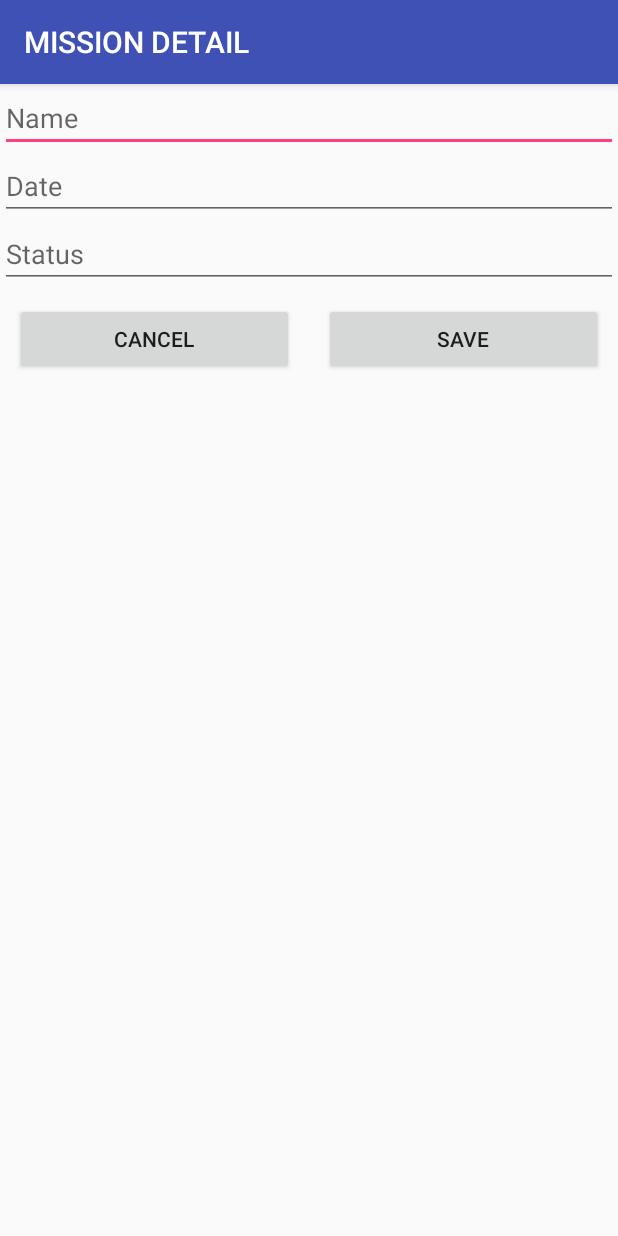
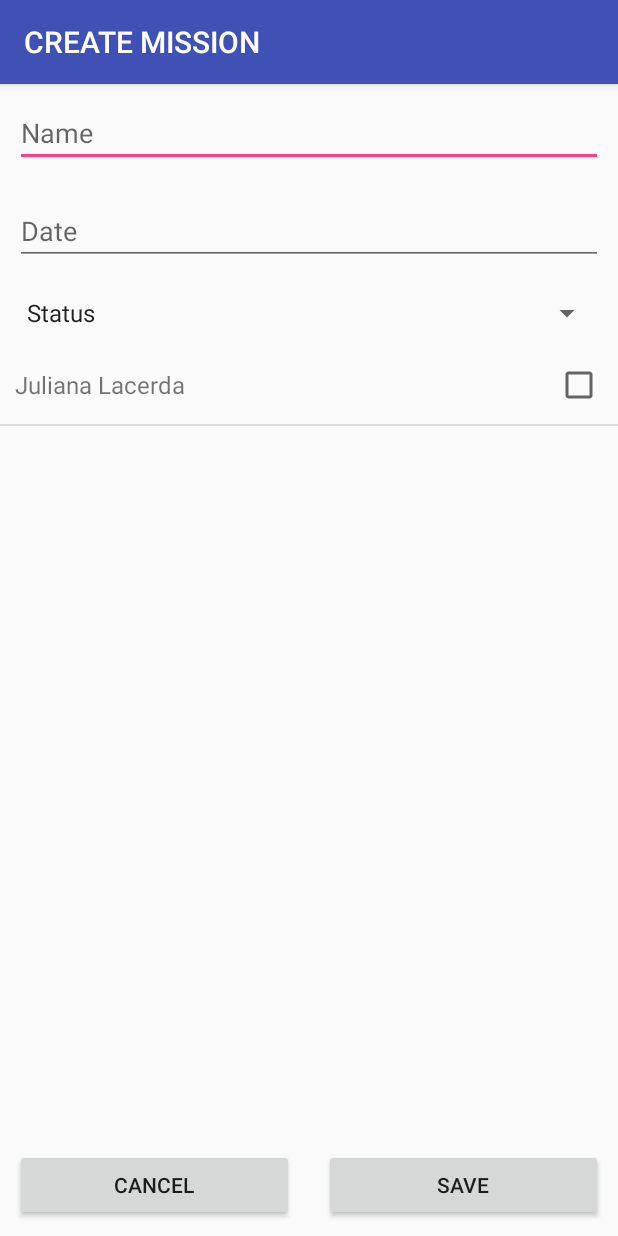
Before and after one commit to alfredofernandes/android-Agents, an Android app: the MissionFormActivity screen opened directly, with no data from a screen before it, on a phone screen of 412 x 824 dp. Run offline under Robolectric (Android 15) with nearby library versions, the phone set to English and light mode, and no system bars.

Commit message:
- implemented create mission and list in agent detail

```diff
--- a/Agents/app/src/main/AndroidManifest.xml
+++ b/Agents/app/src/main/AndroidManifest.xml
@@ -25,7 +25,6 @@
         <activity android:name=".activities.AgentDetailActivity" />
         <activity android:name=".activities.AgentHistoryActivity" />
         <activity android:name=".activities.CreateAgentActivity" />
-        <activity android:name=".activities.MissionListActivity" />
         <activity android:name=".activities.MissionFormActivity"></activity>
     </application>
 
--- a/Agents/app/src/main/java/com/example/alfredorfernandes/agents/activities/MissionFormActivity.java
+++ b/Agents/app/src/main/java/com/example/alfredorfernandes/agents/activities/MissionFormActivity.java
@@ -4,32 +4,52 @@ import android.content.Intent;
 import android.support.v7.app.AppCompatActivity;
 import android.os.Bundle;
 import android.view.View;
+import android.widget.ArrayAdapter;
 import android.widget.Button;
+import android.widget.ListView;
 import android.widget.Toast;
 
 import com.example.alfredorfernandes.agents.R;
+import com.example.alfredorfernandes.agents.adapter.AgentAdapter;
+import com.example.alfredorfernandes.agents.adapter.MissionAgentAdapter;
+import com.example.alfredorfernandes.agents.dao.AgentDAO;
+import com.example.alfredorfernandes.agents.dao.MissionAgentDAO;
 import com.example.alfredorfernandes.agents.dao.MissionDAO;
 import com.example.alfredorfernandes.agents.helper.MissionHelper;
+import com.example.alfredorfernandes.agents.model.Agent;
 import com.example.alfredorfernandes.agents.model.Mission;
+import com.example.alfredorfernandes.agents.model.MissionAgent;
+
+import java.util.List;
 
 public class MissionFormActivity extends AppCompatActivity {
 
     private MissionHelper helper;
+
+    private ListView agentsList;
+    private MissionAgentAdapter adapter;
 
     @Override
     protected void onCreate(Bundle savedInstanceState) {
         super.onCreate(savedInstanceState);
         setContentView(R.layout.activity_mission_form);
 
-        setTitle("MISSION DETAIL");
+        setTitle("CREATE MISSION");
 
         helper = new MissionHelper(this);
 
         Intent intent = getIntent();
         Mission mission = (Mission) intent.getSerializableExtra("mission");
 
-        if (mission != null) {
-            helper.fillForms(mission);
+        // Agent List
+        agentsList = (ListView) findViewById(R.id.form_mission_agents);
+
+        AgentDAO agentDAO = new AgentDAO();
+        final List<Agent> agents = agentDAO.dbList();
+
+        if (agents.size() > 0) {
+            adapter = new MissionAgentAdapter(this, agents);
+            agentsList.setAdapter(adapter);
         }
 
         // Cancel Button
@@ -46,12 +66,30 @@ public class MissionFormActivity extends AppCompatActivity {
         save.setOnClickListener(new View.OnClickListener() {
             @Override
             public void onClick(View v) {
-                Mission mission = helper.helperMission();
-                MissionDAO dao = new MissionDAO();
-                dao.dbInsert(mission);
-                Toast.makeText(MissionFormActivity.this, "Mission " + mission.getName() + " was saved!", Toast.LENGTH_SHORT).show();
-                finish();
+                saveMission();
             }
         });
     }
+
+    private void saveMission() {
+
+        Mission mission = helper.helperMission();
+        MissionDAO dao = new MissionDAO();
+        long idMission = dao.dbInsert(mission);
+
+        MissionAgentDAO missionAgent = new MissionAgentDAO();
+        List<Agent> agents = adapter.agentsSelected();
+
+        for (Agent agent:agents) {
+            MissionAgent missAgent = new MissionAgent();
+            missAgent.setMissionId(idMission);
+            missAgent.setAgentId(agent.getId());
+
+            missionAgent.dbInsert(missAgent);
+        }
+
+        Toast.makeText(MissionFormActivity.this, "Mission " + mission.getName() + " was saved!", Toast.LENGTH_SHORT).show();
+        finish();
+
+    }
 }
--- a/Agents/app/src/main/java/com/example/alfredorfernandes/agents/adapter/AgentAdapter.java
+++ b/Agents/app/src/main/java/com/example/alfredorfernandes/agents/adapter/AgentAdapter.java
@@ -31,21 +31,25 @@ public class AgentAdapter extends BaseAdapter implements Filterable {
         this.agents = agents;
         this.filterList = agents;
     }
+
     @Override
     public int getCount() {
 
         return agents.size();
     }
+
     @Override
     public Object getItem(int pos) {
 
         return agents.get(pos);
     }
+
     @Override
     public long getItemId(int pos) {
 
         return agents.indexOf(getItem(pos));
     }
+
     @Override
     public View getView(int pos, View convertView, ViewGroup parent) {
 
@@ -71,6 +75,7 @@ public class AgentAdapter extends BaseAdapter implements Filterable {
 
         return convertView;
     }
+
     @Override
     public Filter getFilter() {
 
--- /dev/null
+++ b/Agents/app/src/main/java/com/example/alfredorfernandes/agents/adapter/MissionAgentAdapter.java
@@ -0,0 +1,117 @@
+package com.example.alfredorfernandes.agents.adapter;
+
+import android.app.Activity;
+import android.content.Context;
+import android.view.LayoutInflater;
+import android.view.View;
+import android.view.ViewGroup;
+import android.widget.BaseAdapter;
+import android.widget.CheckBox;
+import android.widget.TextView;
+
+import com.example.alfredorfernandes.agents.R;
+import com.example.alfredorfernandes.agents.model.Agent;
+
+import java.util.ArrayList;
+import java.util.List;
+
+public class MissionAgentAdapter extends BaseAdapter {
+
+    private Context context;
+    private List<Agent> agents;
+    private boolean[] agentselection;
+
+    public MissionAgentAdapter(Activity context, List<Agent> values) {
+
+        this.context = context;
+        this.agents = values;
+
+        agentselection = new boolean[agents.size()];
+    }
+
+    @Override
+    public int getCount() {
+
+        return agents.size();
+    }
+
+    @Override
+    public Object getItem(int pos) {
+
+        return agents.get(pos);
+    }
+
+    @Override
+    public long getItemId(int pos) {
+
+        return agents.indexOf(getItem(pos));
+    }
+
+    public List<Agent> agentsSelected() {
+
+        List<Agent> selected = new ArrayList<>();
+
+        for (int i=0; i < agentselection.length; i++)
+        {
+            if (agentselection[i]){
+                Agent agent = agents.get(i);
+                selected.add(agent);
+            }
+        }
+
+        return selected;
+
+    }
+
+    @Override
+    public View getView(int pos, View convertView, ViewGroup parent) {
+
+        ViewHolder holder;
+        LayoutInflater inflater = (LayoutInflater) context.getSystemService(Context.LAYOUT_INFLATER_SERVICE);
+
+        if (convertView == null) {
+            holder = new ViewHolder();
+            convertView = inflater.inflate(R.layout.listitem_agent_mission, null);
+
+            holder.checkbox = (CheckBox) convertView.findViewById(R.id.agent_mission_checkBox);
+            holder.textview = (TextView) convertView.findViewById(R.id.agent_mission_name);
+
+            convertView.setTag(holder);
+        }
+        else {
+            holder = (ViewHolder) convertView.getTag();
+        }
+
+        holder.checkbox.setId(pos);
+        holder.checkbox.setOnClickListener(new View.OnClickListener() {
+
+            public void onClick(View v) {
+                // TODO Auto-generated method stub
+                CheckBox cb = (CheckBox) v;
+                int id = cb.getId();
+                if (agentselection[id]){
+                    cb.setChecked(false);
+                    agentselection[id] = false;
+                } else {
+                    cb.setChecked(true);
+                    agentselection[id] = true;
+                }
+            }
+        });
+
+        Agent agent = agents.get(pos);
+
+        holder.checkbox.setChecked(agentselection[pos]);
+        holder.textview.setText(agent.getName());
+        holder.id = pos;
+
+        return convertView;
+    }
+
+    class ViewHolder {
+        TextView textview;
+        CheckBox checkbox;
+        int id;
+    }
+
+}
--- a/Agents/app/src/main/java/com/example/alfredorfernandes/agents/helper/MissionHelper.java
+++ b/Agents/app/src/main/java/com/example/alfredorfernandes/agents/helper/MissionHelper.java
@@ -1,19 +1,23 @@
 package com.example.alfredorfernandes.agents.helper;
 
 
+import android.widget.ArrayAdapter;
 import android.widget.EditText;
+import android.widget.Spinner;
 
 import com.example.alfredorfernandes.agents.R;
 import com.example.alfredorfernandes.agents.activities.MissionFormActivity;
 import com.example.alfredorfernandes.agents.model.Mission;
 
+import java.text.ParseException;
+import java.text.SimpleDateFormat;
 import java.util.Date;
 
 public class MissionHelper {
 
     private final EditText fieldName;
     private final EditText fieldDate;
-    private final EditText fieldStatus;
+    private final Spinner fieldStatus;
 
     private Mission mission;
 
@@ -21,7 +25,12 @@ public class MissionHelper {
 
         fieldName = (EditText) activity.findViewById(R.id.form_mission_name);
         fieldDate = (EditText) activity.findViewById(R.id.form_mission_date);
-        fieldStatus = (EditText) activity.findViewById(R.id.form_mission_status);
+        fieldStatus = (Spinner) activity.findViewById(R.id.form_mission_status);
+
+        // Status Spinner
+        ArrayAdapter<CharSequence> adapter = ArrayAdapter.createFromResource(activity, R.array.spinner_mission_status, android.R.layout.simple_spinner_item);
+        adapter.setDropDownViewResource(android.R.layout.simple_spinner_dropdown_item);
+        fieldStatus.setAdapter(adapter);
 
         mission = new Mission();
     }
@@ -29,18 +38,19 @@ public class MissionHelper {
     public Mission helperMission() {
 
         mission.setName(fieldName.getText().toString());
-        mission.setDate(new Date(fieldDate.getText().toString()));
-        mission.setStatus(fieldStatus.toString());
+
+        SimpleDateFormat simpleDate =  new SimpleDateFormat("dd/MM/yyyy");
+        Date date = null;
+        try {
+            date = simpleDate.parse(fieldDate.getText().toString());
+        } catch (ParseException e) {
+            e.printStackTrace();
+        }
+
+        mission.setDate(date);
+        mission.setStatus(fieldStatus.getSelectedItem().toString());
 
         return mission;
     }
 
-    public void fillForms(Mission mission) {
-
-        fieldName.setText(mission.getName());
-        fieldDate.setText(mission.getDate().toString());
-        fieldStatus.setText(mission.getStatus().toString());
-
-        this.mission = mission;
-    }
 }
--- a/Agents/app/src/main/java/com/example/alfredorfernandes/agents/model/Mission.java
+++ b/Agents/app/src/main/java/com/example/alfredorfernandes/agents/model/Mission.java
@@ -1,5 +1,6 @@
 package com.example.alfredorfernandes.agents.model;
 
+import java.text.SimpleDateFormat;
 import java.util.Date;
 
 public class Mission {
@@ -29,6 +30,11 @@ public class Mission {
         return date;
     }
 
+    public String getDateString() {
+        SimpleDateFormat simpleDate =  new SimpleDateFormat("dd/MM/yyyy");
+        return simpleDate.format(date);
+    }
+
     public void setDate(Date date) {
         this.date = date;
     }
--- a/Agents/app/src/main/res/layout/activity_mission_form.xml
+++ b/Agents/app/src/main/res/layout/activity_mission_form.xml
@@ -9,6 +9,7 @@
         android:layout_width="match_parent"
         android:layout_height="wrap_content"
         android:hint="@string/mission_name"
+        android:layout_margin="10dp"
         android:inputType="text"
         android:maxLines="1" />
 
@@ -17,16 +18,21 @@
         android:layout_width="match_parent"
         android:layout_height="wrap_content"
         android:hint="@string/mission_date"
+        android:layout_margin="10dp"
         android:inputType="text"
         android:maxLines="1" />
 
-    <EditText
+    <Spinner
         android:id="@+id/form_mission_status"
+        android:layout_width="fill_parent"
+        android:layout_height="wrap_content"
+        android:layout_margin="10dp" />
+
+    <ListView
+        android:id="@+id/form_mission_agents"
         android:layout_width="match_parent"
-        android:layout_height="wrap_content"
-        android:hint="@string/mission_status"
-        android:inputType="text"
-        android:maxLines="1" />
+        android:layout_height="0dp"
+        android:layout_weight="1" />
 
     <LinearLayout
         android:layout_width="match_parent"
--- /dev/null
+++ b/Agents/app/src/main/res/layout/listitem_agent_mission.xml
@@ -0,0 +1,25 @@
+<?xml version="1.0" encoding="utf-8"?>
+<RelativeLayout xmlns:android="http://schemas.android.com/apk/res/android"
+    android:padding="10dp"
+    android:layout_width="match_parent"
+    android:layout_height="wrap_content">
+
+    <TextView
+        android:id="@+id/agent_mission_name"
+        android:layout_width="wrap_content"
+        android:layout_height="wrap_content"
+        android:layout_alignParentLeft="true"
+        android:layout_alignParentStart="true"
+        android:layout_centerVertical="true"
+        android:textSize="16sp" />
+
+    <CheckBox
+        android:id="@+id/agent_mission_checkBox"
+        android:layout_width="wrap_content"
+        android:layout_height="wrap_content"
+        android:layout_alignParentEnd="true"
+        android:layout_alignParentRight="true"
+        android:layout_alignParentTop="true" />
+
+
+</RelativeLayout>
```
Also changed, not shown: Agents/app/src/main/java/com/example/alfredorfernandes/agents/activities/AgentDetailActivity.java (+24 -1 lines), Agents/app/src/main/java/com/example/alfredorfernandes/agents/activities/AgentHistoryActivity.java (+70 -1 lines), Agents/app/src/main/java/com/example/alfredorfernandes/agents/activities/LoginActivity.java (+0 -16 lines), Agents/app/src/main/java/com/example/alfredorfernandes/agents/activities/MenuActivity.java (+0 -8 lines), Agents/app/src/main/java/com/example/alfredorfernandes/agents/activities/MissionListActivity.java (deleted, +0 -118 lines), Agents/app/src/main/java/com/example/alfredorfernandes/agents/dao/MissionAgentDAO.java (+4 -6 lines), Agents/app/src/main/java/com/example/alfredorfernandes/agents/dao/MissionDAO.java (+24 -2 lines), Agents/app/src/main/res/layout/activity_menu.xml (+19 -8 lines), Agents/app/src/main/res/layout/activity_mission_list.xml (deleted, +0 -19 lines), 1 other file.
